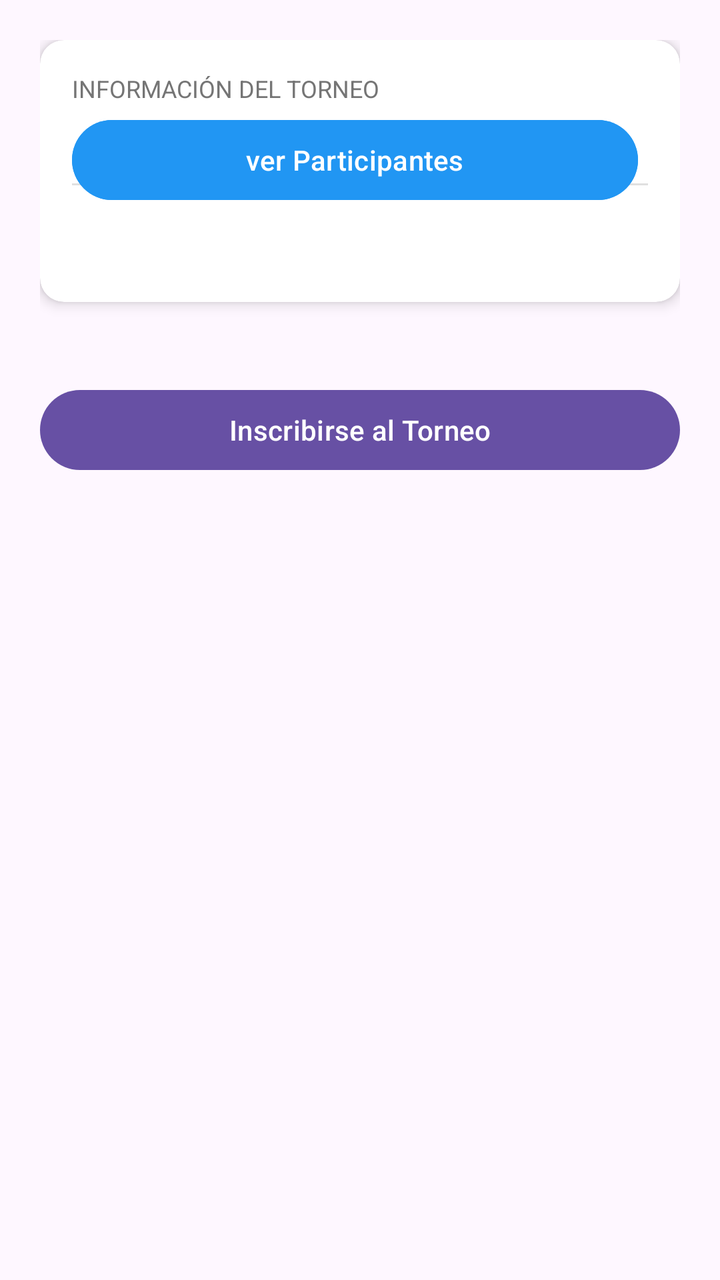
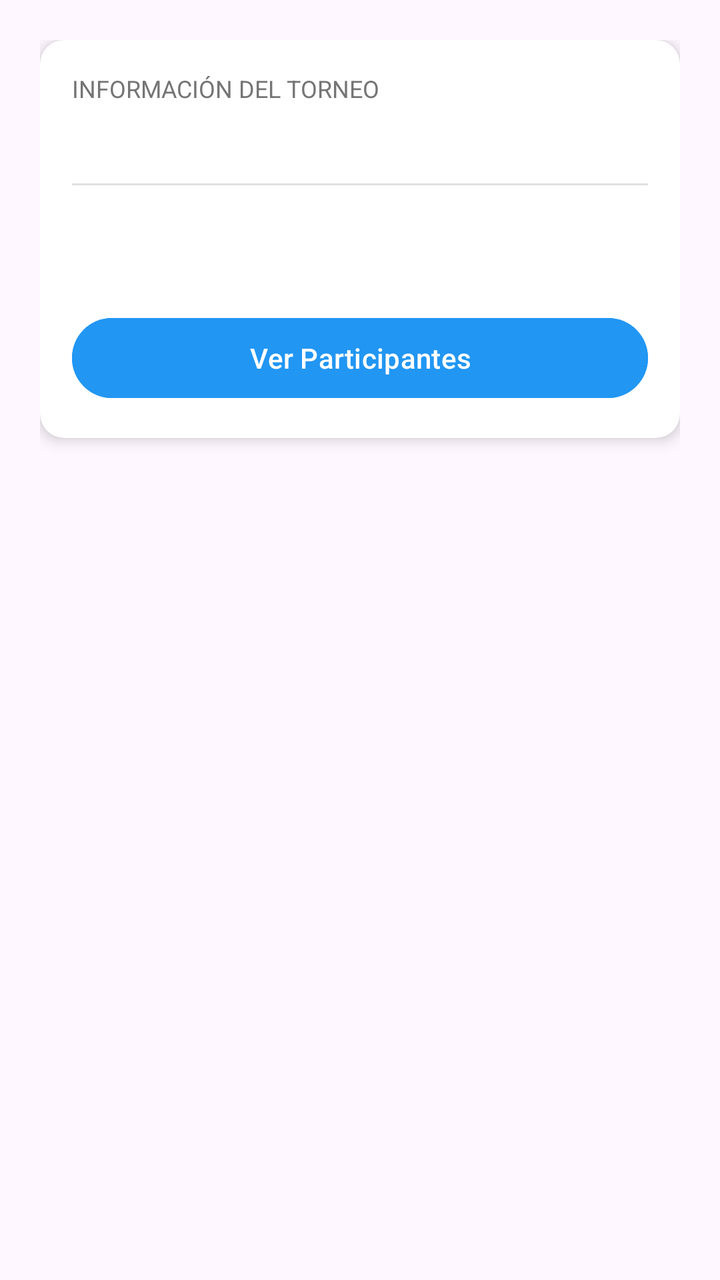

Compare the two renders of this Android layout. The source of the first and the diff that turns it into the second are given below.
<!-- AndroidManifest.xml: application theme Theme.AdministracionDeTornerosElectronicos -->
<!-- res/layout/fragment_detalle_torneo.xml -->
<?xml version="1.0" encoding="utf-8"?>
<ScrollView xmlns:android="http://schemas.android.com/apk/res/android"
    android:layout_width="match_parent"
    android:layout_height="match_parent"
    xmlns:app="http://schemas.android.com/apk/res-auto"
    android:padding="20dp">

    <LinearLayout
        android:layout_width="match_parent"
        android:layout_height="wrap_content"
        android:orientation="vertical">

        <androidx.cardview.widget.CardView
            android:layout_width="match_parent"
            android:layout_height="wrap_content"
            app:cardCornerRadius="12dp"
            app:cardElevation="4dp"
            app:contentPadding="16dp"
            android:layout_marginBottom="20dp">

            <LinearLayout
                android:layout_width="match_parent"
                android:layout_height="wrap_content"
                android:orientation="vertical">

            <TextView
                android:id="@+id/txtInformacion"
                android:layout_width="match_parent"
                android:layout_height="wrap_content"
                android:textColor="#757575"
                android:textSize="12sp"
                android:textAllCaps="true"
                android:text="Información del Torneo" />

            <TextView
                android:id="@+id/tvNombreDetalle"
                android:layout_width="match_parent"
                android:layout_height="wrap_content"
                android:textColor="@color/black"
                android:textSize="22sp"
                android:textStyle="bold" />

                <View
                    android:layout_width="match_parent"
                    android:layout_height="1dp"
                    android:layout_marginTop="10dp"
                    android:layout_marginBottom="10dp"
                    android:background="#E0E0E0" />

            <TextView
                android:id="@+id/tvInfoDetalle"
                android:layout_width="match_parent"
                android:layout_height="wrap_content"
                android:layout_marginTop="12dp"
                android:textSize="15sp" />

            </LinearLayout>

            <LinearLayout
                android:id="@+id/layoutBotonesPartici"
                android:layout_width="match_parent"
                android:layout_height="match_parent"
                android:layout_marginTop="20dp"
                android:orientation="horizontal">

                <Button
                    android:id="@+id/btnParticipantes"
                    android:layout_width="0dp"
                    android:layout_height="wrap_content"
                    android:layout_marginEnd="5dp"
                    android:backgroundTint="#2196F3"
                    android:textColor="@color/white"
                    android:layout_weight="1"
                    android:text="ver Participantes" />

            </LinearLayout>
        </androidx.cardview.widget.CardView>


        <LinearLayout
            android:id="@+id/layoutBotonesCreador"
            android:layout_width="match_parent"
            android:layout_height="wrap_content"
            android:orientation="horizontal"
            android:layout_marginTop="20dp"
            android:visibility="gone">

            <Button
                android:id="@+id/btnEditar"
                android:layout_width="0dp"
                android:layout_height="wrap_content"
                android:layout_weight="1"
                android:text="Editar Torneo"
                android:layout_marginEnd="5dp"/>

            <Button
                android:id="@+id/btnEliminar"
                android:layout_width="0dp"
                android:layout_height="wrap_content"
                android:layout_weight="1"
                android:text="Eliminar"
                android:backgroundTint="#F44336"
                android:layout_marginStart="5dp"/>
        </LinearLayout>

        <LinearLayout
            android:id="@+id/layoutBotonesInscripcion"
            android:layout_width="match_parent"
            android:layout_height="wrap_content"
            android:orientation="horizontal"
            android:layout_marginTop="20dp">

            <Button
                android:id="@+id/btnInscribirme"
                android:layout_width="0dp"
                android:layout_height="wrap_content"
                android:layout_weight="1"
                android:text="Inscribirse al Torneo" />

            <Button
                android:id="@+id/btnSalirTorneo"
                android:layout_width="0dp"
                android:layout_height="wrap_content"
                android:layout_weight="1"
                android:text="Salir del Torneo"
                android:backgroundTint="#F44336"
                android:layout_marginStart="10dp"
                android:visibility="gone" />
        </LinearLayout>

    </LinearLayout>
</ScrollView>
<!-- resources referenced by this layout -->
<resources>
  <color name="black">#FF000000</color>
  <color name="white">#FFFFFFFF</color>
  <style name="Theme.AdministracionDeTornerosElectronicos" parent="Base.Theme.AdministracionDeTornerosElectronicos" />
  <style name="Base.Theme.AdministracionDeTornerosElectronicos" parent="Theme.Material3.DayNight.NoActionBar">
          
          
      </style>
</resources>

<!-- the commit's change to res/layout/fragment_detalle_torneo.xml (unified diff, before → after) -->
@@ -1,8 +1,8 @@
 <?xml version="1.0" encoding="utf-8"?>
 <ScrollView xmlns:android="http://schemas.android.com/apk/res/android"
+    xmlns:app="http://schemas.android.com/apk/res-auto"
     android:layout_width="match_parent"
     android:layout_height="match_parent"
-    xmlns:app="http://schemas.android.com/apk/res-auto"
     android:padding="20dp">
 
     <LinearLayout
@@ -13,32 +13,33 @@
         <androidx.cardview.widget.CardView
             android:layout_width="match_parent"
             android:layout_height="wrap_content"
+            android:layout_marginBottom="20dp"
             app:cardCornerRadius="12dp"
             app:cardElevation="4dp"
-            app:contentPadding="16dp"
-            android:layout_marginBottom="20dp">
+            app:contentPadding="16dp">
 
+            
             <LinearLayout
                 android:layout_width="match_parent"
                 android:layout_height="wrap_content"
                 android:orientation="vertical">
 
-            <TextView
-                android:id="@+id/txtInformacion"
-                android:layout_width="match_parent"
-                android:layout_height="wrap_content"
-                android:textColor="#757575"
-                android:textSize="12sp"
-                android:textAllCaps="true"
-                android:text="Información del Torneo" />
+                <TextView
+                    android:id="@+id/txtInformacion"
+                    android:layout_width="match_parent"
+                    android:layout_height="wrap_content"
+                    android:text="Información del Torneo"
+                    android:textAllCaps="true"
+                    android:textColor="#757575"
+                    android:textSize="12sp" />
 
-            <TextView
-                android:id="@+id/tvNombreDetalle"
-                android:layout_width="match_parent"
-                android:layout_height="wrap_content"
-                android:textColor="@color/black"
-                android:textSize="22sp"
-                android:textStyle="bold" />
+                <TextView
+                    android:id="@+id/tvNombreDetalle"
+                    android:layout_width="match_parent"
+                    android:layout_height="wrap_content"
+                    android:textColor="@color/black"
+                    android:textSize="22sp"
+                    android:textStyle="bold" />
 
                 <View
                     android:layout_width="match_parent"
@@ -47,68 +48,68 @@
                     android:layout_marginBottom="10dp"
                     android:background="#E0E0E0" />
 
-            <TextView
-                android:id="@+id/tvInfoDetalle"
-                android:layout_width="match_parent"
-                android:layout_height="wrap_content"
-                android:layout_marginTop="12dp"
-                android:textSize="15sp" />
+                <TextView
+                    android:id="@+id/tvInfoDetalle"
+                    android:layout_width="match_parent"
+                    android:layout_height="wrap_content"
+                    android:layout_marginTop="12dp"
+                    android:textSize="15sp" />
 
-            </LinearLayout>
+                <LinearLayout
+                    android:id="@+id/layoutBotonesPartici"
+                    android:layout_width="match_parent"
+                    android:layout_height="wrap_content"
+                    android:layout_marginTop="20dp"
+                    android:orientation="horizontal">
 
-            <LinearLayout
-                android:id="@+id/layoutBotonesPartici"
-                android:layout_width="match_parent"
-                android:layout_height="match_parent"
-                android:layout_marginTop="20dp"
-                android:orientation="horizontal">
-
-                <Button
-                    android:id="@+id/btnParticipantes"
-                    android:layout_width="0dp"
-                    android:layout_height="wrap_content"
-                    android:layout_marginEnd="5dp"
-                    android:backgroundTint="#2196F3"
-                    android:textColor="@color/white"
-                    android:layout_weight="1"
-                    android:text="ver Participantes" />
+                    <Button
+                        android:id="@+id/btnParticipantes"
+                        android:layout_width="0dp"
+                        android:layout_height="wrap_content"
+                        android:layout_weight="1"
+                        android:backgroundTint="#2196F3"
+                        android:text="Ver Participantes"
+                        android:textColor="@color/white" />
+                </LinearLayout>
 
             </LinearLayout>
         </androidx.cardview.widget.CardView>
 
-
+        
         <LinearLayout
             android:id="@+id/layoutBotonesCreador"
             android:layout_width="match_parent"
             android:layout_height="wrap_content"
+            android:layout_marginTop="10dp"
             android:orientation="horizontal"
-            android:layout_marginTop="20dp"
             android:visibility="gone">
 
             <Button
                 android:id="@+id/btnEditar"
                 android:layout_width="0dp"
                 android:layout_height="wrap_content"
+                android:layout_marginEnd="5dp"
                 android:layout_weight="1"
-                android:text="Editar Torneo"
-                android:layout_marginEnd="5dp"/>
+                android:text="Editar Torneo" />
 
             <Button
                 android:id="@+id/btnEliminar"
                 android:layout_width="0dp"
                 android:layout_height="wrap_content"
+                android:layout_marginStart="5dp"
                 android:layout_weight="1"
-                android:text="Eliminar"
                 android:backgroundTint="#F44336"
-                android:layout_marginStart="5dp"/>
+                android:text="Eliminar" />
         </LinearLayout>
 
+        
         <LinearLayout
             android:id="@+id/layoutBotonesInscripcion"
             android:layout_width="match_parent"
             android:layout_height="wrap_content"
+            android:layout_marginTop="10dp"
             android:orientation="horizontal"
-            android:layout_marginTop="20dp">
+            android:visibility="gone">
 
             <Button
                 android:id="@+id/btnInscribirme"
@@ -121,10 +122,10 @@
                 android:id="@+id/btnSalirTorneo"
                 android:layout_width="0dp"
                 android:layout_height="wrap_content"
+                android:layout_marginStart="10dp"
                 android:layout_weight="1"
+                android:backgroundTint="#F44336"
                 android:text="Salir del Torneo"
-                android:backgroundTint="#F44336"
-                android:layout_marginStart="10dp"
                 android:visibility="gone" />
         </LinearLayout>
 
